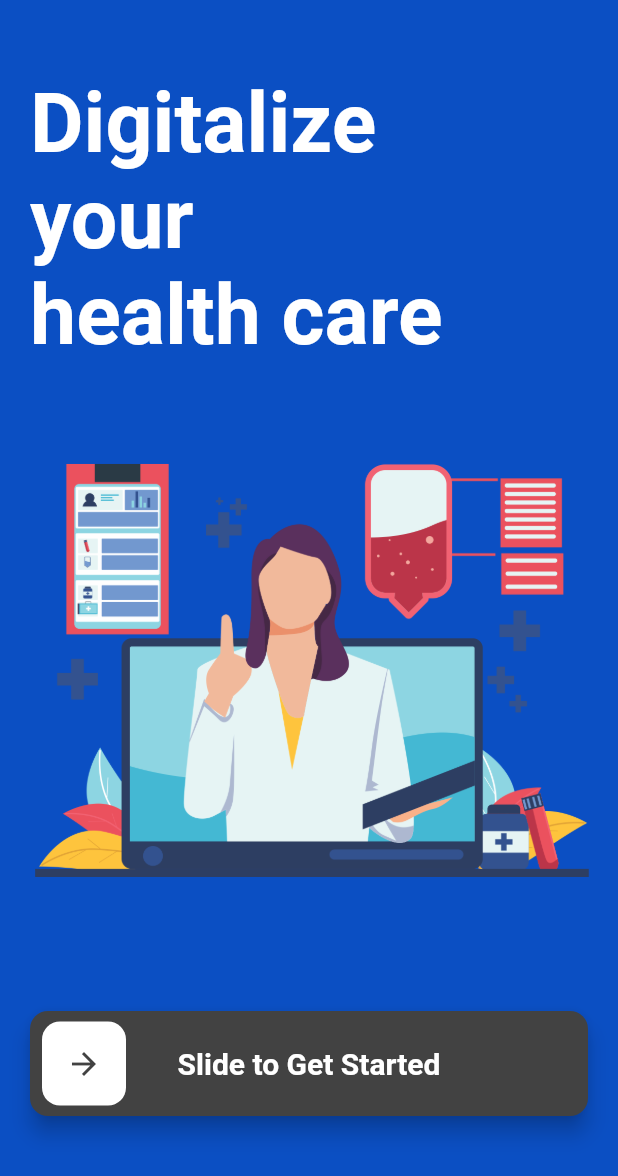
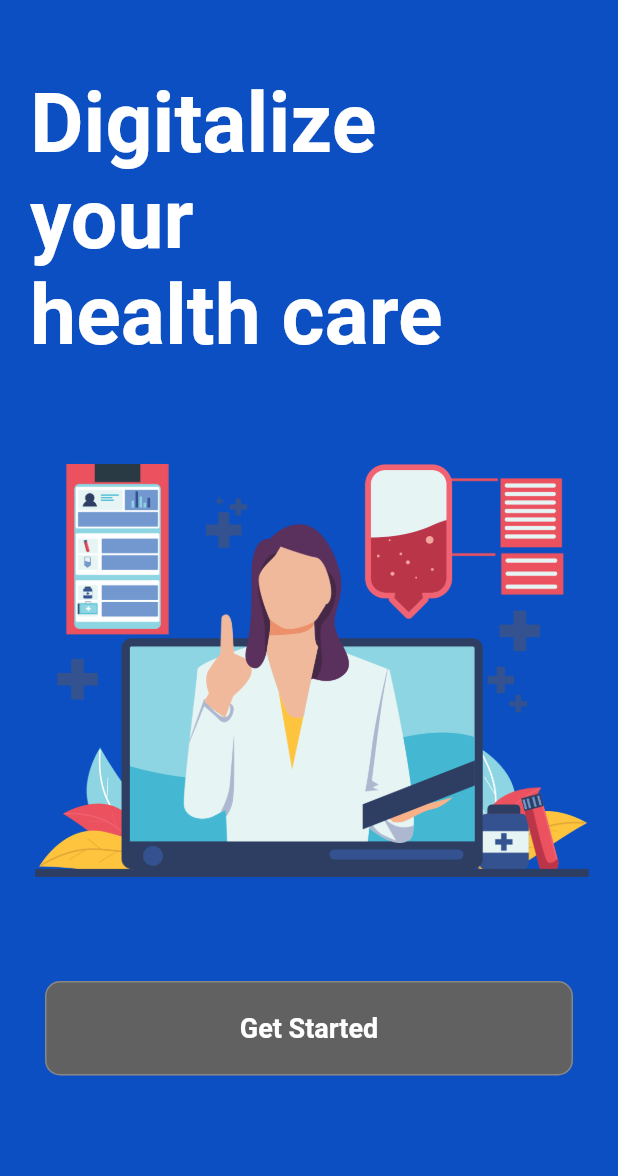
Before and after one commit to antony-thomas1/curare, a Flutter app: the screen it shows after launch, on a phone screen of 412 x 824 dp. Shown: the top 1176 px of the screen. Run offline on Flutter 3.47's test engine with Material 2 defaults, Android fonts, the phone set to English and light mode, and no system bars; drawn by our look-alikes of slide_to_act.

Commit message:
All the files changed to previous version

```diff
--- a/curare_project/lib/authpages/normal_page.dart
+++ /dev/null
@@ -1,25 +0,0 @@
-import 'package:doctor_demo/authpages/auth_page.dart';
-import 'package:doctor_demo/pages/dlogin_page.dart';
-import 'package:doctor_demo/pages/welcome_page.dart';
-import 'package:firebase_auth/firebase_auth.dart';
-import 'package:flutter/material.dart';
-
-class NormalPage extends StatelessWidget {
-  const NormalPage({Key? key}) : super(key: key);
-
-  @override
-  Widget build(BuildContext context) {
-    return Scaffold(
-      body: StreamBuilder<User?>(
-        stream: FirebaseAuth.instance.authStateChanges(),
-        builder: ((context, snapshot) {
-          if (snapshot.hasData) {
-            return AuthPage(); // AuthPage has to be changed to userpage
-          } else {
-            return WelcomePage();
-          }
-        }),
-      ),
-    );
-  }
-}
--- a/curare_project/lib/main.dart
+++ b/curare_project/lib/main.dart
@@ -1,11 +1,9 @@
 // ignore_for_file: prefer_const_constructors
-import 'package:doctor_demo/authpages/normal_page.dart';
-import 'package:firebase_core/firebase_core.dart';
+
+import 'package:doctor_demo/pages/welcome_page.dart';
 import 'package:flutter/material.dart';
 
 void main() async {
-  WidgetsFlutterBinding.ensureInitialized();
-  await Firebase.initializeApp();
   runApp(const MyApp());
 }
 
@@ -16,7 +14,7 @@ class MyApp extends StatelessWidget {
   Widget build(BuildContext context) {
     return MaterialApp(
       debugShowCheckedModeBanner: false,
-      home: NormalPage(),
+      home: WelcomePage(),
     );
   }
 }
--- a/curare_project/lib/pages/intro_pages/intro_page.dart
+++ b/curare_project/lib/pages/intro_pages/intro_page.dart
@@ -1,7 +1,6 @@
 import 'package:doctor_demo/pages/dregister_page.dart';
 import 'package:doctor_demo/pages/pregister_page.dart';
 import 'package:flutter/material.dart';
-import 'package:slide_to_act/slide_to_act.dart';
 
 class IntroPage extends StatelessWidget {
   const IntroPage({
@@ -11,7 +10,7 @@ class IntroPage extends StatelessWidget {
   @override
   Widget build(BuildContext context) {
     return Container(
-      color: Color.fromARGB(255, 11, 79, 195),
+      color: const Color.fromARGB(255, 11, 79, 195),
       child: SafeArea(
         child: SingleChildScrollView(
           child: Column(
@@ -55,28 +54,36 @@ class IntroPage extends StatelessWidget {
                 ),
               ),
               Image.asset('lib/assets/dmedical.png'),
-              // for slidable get start
-              Padding(
-                padding: const EdgeInsets.all(20),
-                child: SlideAction(
-                  borderRadius: 12,
-                  innerColor: Colors.white,
-                  outerColor: Colors.grey[800],
-                  text: 'Slide to Get Started',
-                  textStyle: const TextStyle(
-                    color: Colors.white,
-                    fontSize: 20,
-                    fontWeight: FontWeight.bold,
+              // Get Started Button
+              GestureDetector(
+                onTap: () {
+                  Navigator.push(
+                      context,
+                      MaterialPageRoute(
+                        builder: (context) => const PRegisterPage(),
+                      ));
+                },
+                child: Padding(
+                  padding: EdgeInsets.symmetric(horizontal: 30),
+                  child: Container(
+                    alignment: Alignment.center,
+                    padding: const EdgeInsets.all(10),
+                    decoration: BoxDecoration(
+                        color: Colors.grey[700],
+                        border: Border.all(color: Colors.white24),
+                        borderRadius: BorderRadius.circular(10)),
+                    child: const Padding(
+                      padding: EdgeInsets.all(10),
+                      child: Text(
+                        "Get Started",
+                        style: TextStyle(
+                          color: Colors.white,
+                          fontSize: 18,
+                          fontWeight: FontWeight.bold,
+                        ),
+                      ),
+                    ),
                   ),
-                  sliderRotate: false,
-                  onSubmit: () {
-                    // Navigate to Patient Sign up
-                    Navigator.push(
-                        context,
-                        MaterialPageRoute(
-                          builder: (context) => const DRegisterPage(),
-                        ));
-                  },
                 ),
               ),
             ],
--- a/curare_project/lib/pages/welcome_page.dart
+++ b/curare_project/lib/pages/welcome_page.dart
@@ -9,12 +9,6 @@ class WelcomePage extends StatefulWidget {
 }
 
 class _WelcomePageState extends State<WelcomePage> {
-// Controller to track which page we're on
-  PageController _controller = PageController();
-
-// keep track of which page we're currently on
-  bool onLastPage = false;
-
   @override
   Widget build(BuildContext context) {
     return Scaffold(
@@ -22,7 +16,6 @@ class _WelcomePageState extends State<WelcomePage> {
         children: [
           // PageView
           PageView(
-            controller: _controller,
             children: const [
               IntroPage(),
             ],
--- a/curare_project/pubspec.yaml
+++ b/curare_project/pubspec.yaml
@@ -38,10 +38,10 @@ dependencies:
   flutter_vector_icons: ^1.0.0
   smooth_page_indicator: ^1.0.0+2
   flutter_slidable: ^1.3.0
-  slide_to_act: ^2.0.1
   page_transition: ^2.0.7
-  firebase_auth: ^3.3.19
+  firebase_auth: ^3.3.20
   firebase_core: ^1.18.0
+  cloud_firestore: ^3.1.18
 
 dev_dependencies:
   flutter_test:
```
Also changed, not shown: curare_project/lib/authpages/auth_page.dart (deleted, +0 -31 lines), curare_project/lib/pages/dlogin_page.dart (+6 -7 lines), curare_project/lib/pages/dregister_page.dart (+47 -13 lines), curare_project/lib/pages/login_page.dart (+14 -22 lines), curare_project/lib/pages/pregister_page.dart (+19 -30 lines), curare_project/pubspec.lock, 3 other files.
